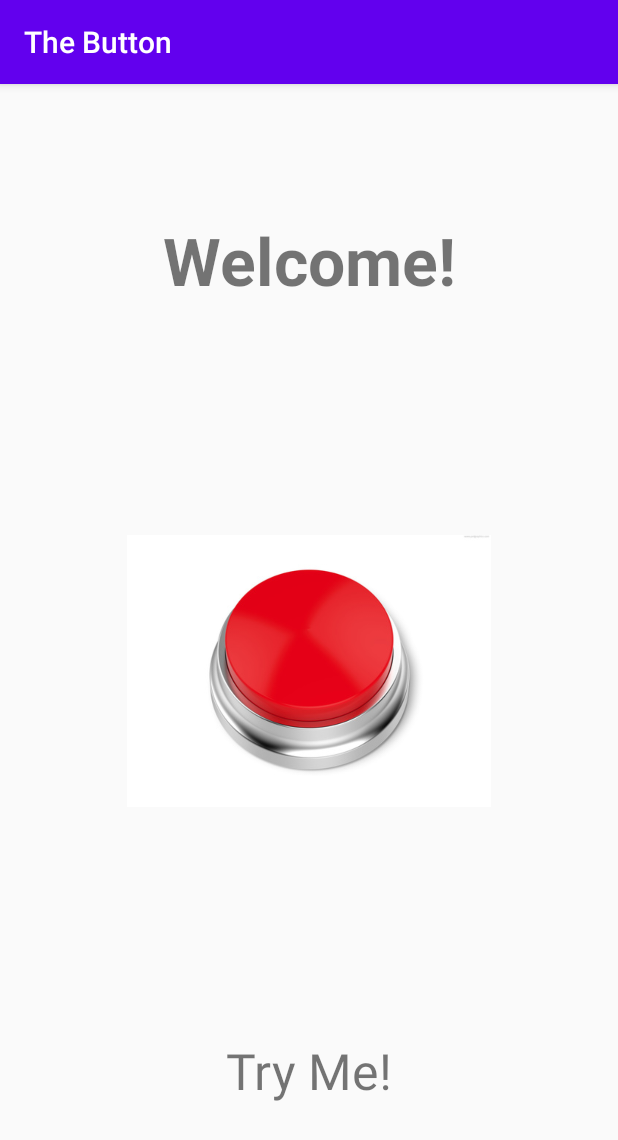
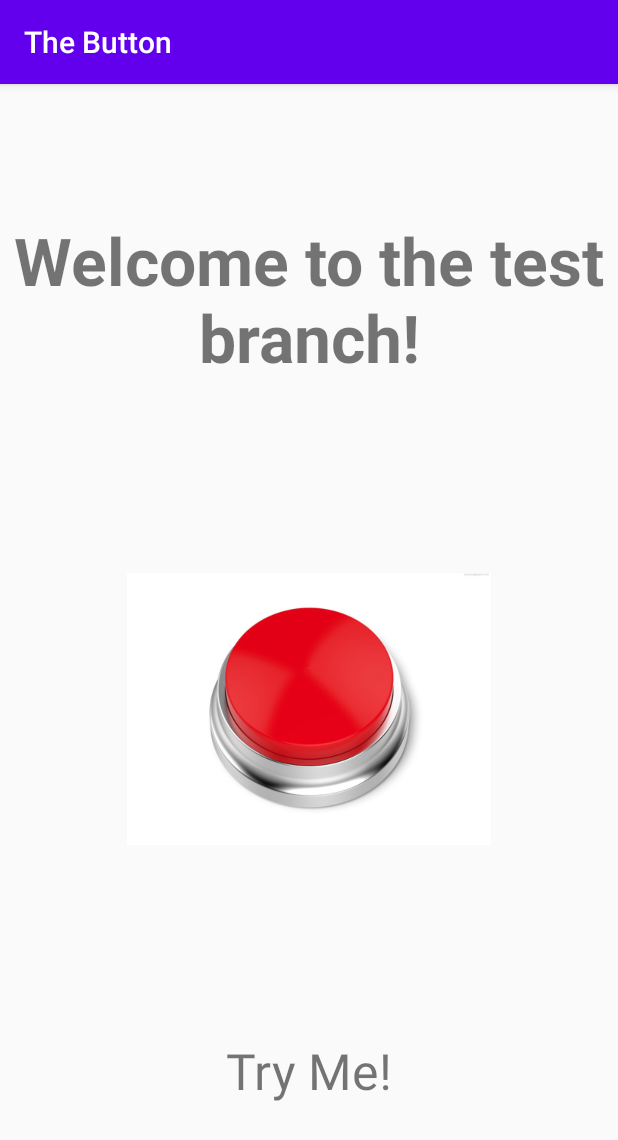
Before and after one commit to rpezzuti/TheButton, an Android app: the screen it shows after launch (MainActivity), on a phone screen of 412 x 824 dp. Shown: the top 1140 px of the screen. Run offline under Robolectric (Android 15) with nearby library versions, the phone set to English and light mode, and no system bars.

Commit message:
test branch practice

```diff
--- a/app/src/main/res/layout/activity_main.xml
+++ b/app/src/main/res/layout/activity_main.xml
@@ -15,9 +15,11 @@
         android:text="@string/text_welcome"
         android:textSize="44sp"
         android:textStyle="bold"
+        android:textAlignment="center"
         app:layout_constraintEnd_toEndOf="parent"
         app:layout_constraintStart_toStartOf="parent"
-        app:layout_constraintTop_toTopOf="parent" />
+        app:layout_constraintTop_toTopOf="parent"
+        android:gravity="center_horizontal" />
 
     <ImageView
         android:layout_width="244dp"
--- a/app/src/main/res/values/strings.xml
+++ b/app/src/main/res/values/strings.xml
@@ -23,7 +23,7 @@
     <string name="text_chimes">Chimes</string>
     <string name="text_fart">Fart</string>
     <string name="text_teehee">Teehee</string>
-    <string name="text_welcome">Welcome!</string>
+    <string name="text_welcome">Welcome to the test branch!</string>
     <string name="text_try_me">Try Me!</string>
 
     <!-- Messages -->
```
